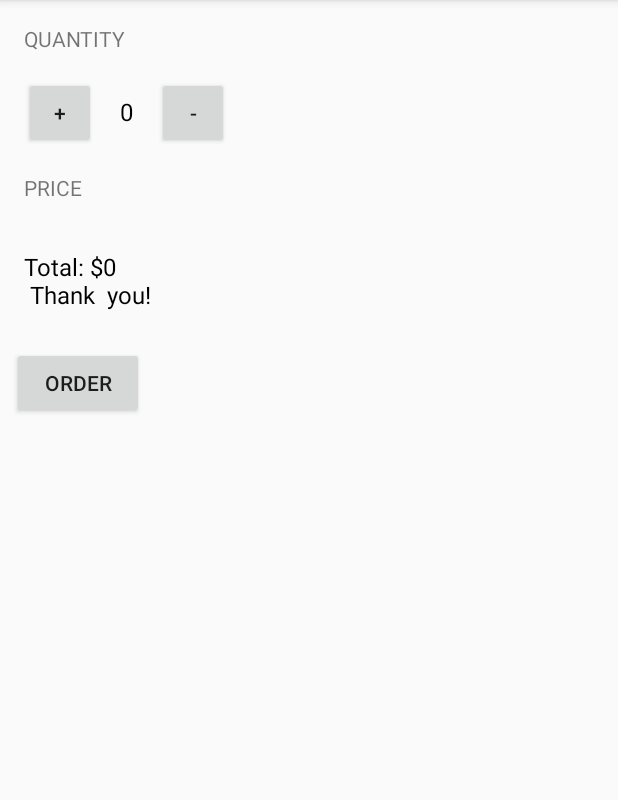
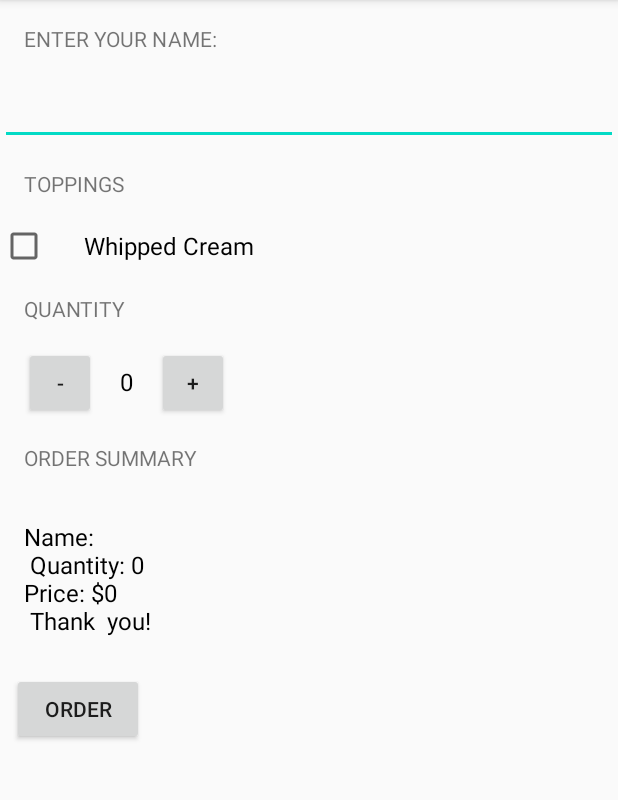
Before and after one commit to hamidehAziz/JustJava, an Android app: the screen it shows after launch (MainActivity), after a tap on "ORDER", on a phone screen of 412 x 824 dp, the part 84-884 px from its top. Run offline under Robolectric (Android 15) with nearby library versions, the phone set to English and light mode, and no system bars.

Commit message:
some new views added.

```diff
--- a/app/src/main/java/com/example/android/justjava/MainActivity.java
+++ b/app/src/main/java/com/example/android/justjava/MainActivity.java
@@ -4,8 +4,12 @@ package com.example.android.justjava;
 import android.os.Bundle;
 import androidx.appcompat.app.AppCompatActivity;
 import android.view.View;
+import android.widget.EditText;
 import android.widget.TextView;
 import java.text.NumberFormat;
+import java.util.Scanner;
+
+import javax.sql.StatementEvent;
 
 
 /**
@@ -25,18 +29,36 @@ public class MainActivity extends AppCompatActivity {
      * This method is called when the order button is clicked.
      */
     public void submitOrder(View view) {
-        int price = quantity * 5;
-        String priceMassage = "Total: $" + price;
-        priceMassage = priceMassage + "\n Thank  you!";
-        displayMassage(priceMassage);
+       displayMassage(createOrderSummary());
     }
 
     /**
-     * This method displays the given price on the screen.
+     * This method creates the summary of the order
+     * @return string summary
      */
-    private void displayPrice(int number) {
-        TextView priceTextView = (TextView) findViewById(R.id.price_text_view);
-        priceTextView.setText(NumberFormat.getCurrencyInstance().format(number));
+    private String createOrderSummary(){
+        return "Name:" + getName() + "\n Quantity: " + quantity +
+                "\nPrice: $" + calculatePrice() +
+                "\n Thank  you!";
+    }
+
+    /**
+     * This method gets the input string from user
+     * @return
+     */
+
+    private String getName(){
+        EditText customerName = (EditText) findViewById(R.id.name);
+        String inputValue = customerName.getText().toString();
+        return inputValue;
+    }
+
+    /**
+     *
+     * @return This method calculates the total price of the coffee
+     */
+    private int calculatePrice(){
+        return quantity * 5;
     }
 
     /**
@@ -45,10 +67,17 @@ public class MainActivity extends AppCompatActivity {
 
     private void displayMassage(String message){
         //displayPrice(R.id.price_text_view);
-        TextView priceTextView = (TextView) findViewById(R.id.price_text_view);
-        priceTextView.setText(message);
+        TextView orderSummaryTextView = (TextView) findViewById(R.id.order_summary_text_view);
+        orderSummaryTextView.setText(message);
 
     }
+
+    /**
+     * read from the input
+     *
+     */
+
+
 
     /**
      * This method displays the given quantity value on the screen.
--- a/app/src/main/res/layout/activity_main.xml
+++ b/app/src/main/res/layout/activity_main.xml
@@ -6,6 +6,35 @@
     android:layout_height="match_parent"
     android:orientation="vertical"
     tools:context=".MainActivity">
+
+    <TextView
+        android:layout_width="wrap_content"
+        android:layout_height="wrap_content"
+        android:padding="16dp"
+        android:text="Enter Your Name:"
+        android:textAllCaps="true" />
+
+    <EditText
+        android:id="@+id/name"
+        android:layout_width="match_parent"
+        android:layout_height="wrap_content"
+        android:inputType="text"/>
+
+
+    <TextView
+        android:layout_width="wrap_content"
+        android:layout_height="wrap_content"
+        android:padding="16dp"
+        android:text="Toppings"
+        android:textAllCaps="true" />
+    <CheckBox
+        android:id="@+id/notify_me_checkbox"
+        android:layout_width="wrap_content"
+        android:layout_height="wrap_content"
+        android:textSize="16sp"
+        android:paddingLeft="24dp"
+        android:text="Whipped Cream"
+        android:textAppearance="?android:textAppearanceMedium"/>
 
 
     <TextView
@@ -24,8 +53,8 @@
             android:layout_width="48dp"
             android:layout_height="48dp"
             android:layout_marginLeft="16dp"
-            android:onClick="increment"
-            android:text="+" />
+            android:onClick="decrement"
+            android:text="-" />
 
         <TextView
             android:id="@+id/quantity_text_view"
@@ -40,19 +69,21 @@
             android:layout_width="48dp"
             android:layout_height="48dp"
             android:layout_marginLeft="16dp"
-            android:onClick="decrement"
-            android:text="-" />
+            android:onClick="increment"
+            android:text="+" />
+
+
     </LinearLayout>
 
     <TextView
         android:layout_width="wrap_content"
         android:layout_height="wrap_content"
         android:padding="16dp"
-        android:text="Price"
+        android:text="Order Summary"
         android:textAllCaps="true" />
 
     <TextView
-        android:id="@+id/price_text_view"
+        android:id="@+id/order_summary_text_view"
         android:layout_width="wrap_content"
         android:layout_height="wrap_content"
         android:padding="16dp"
```
